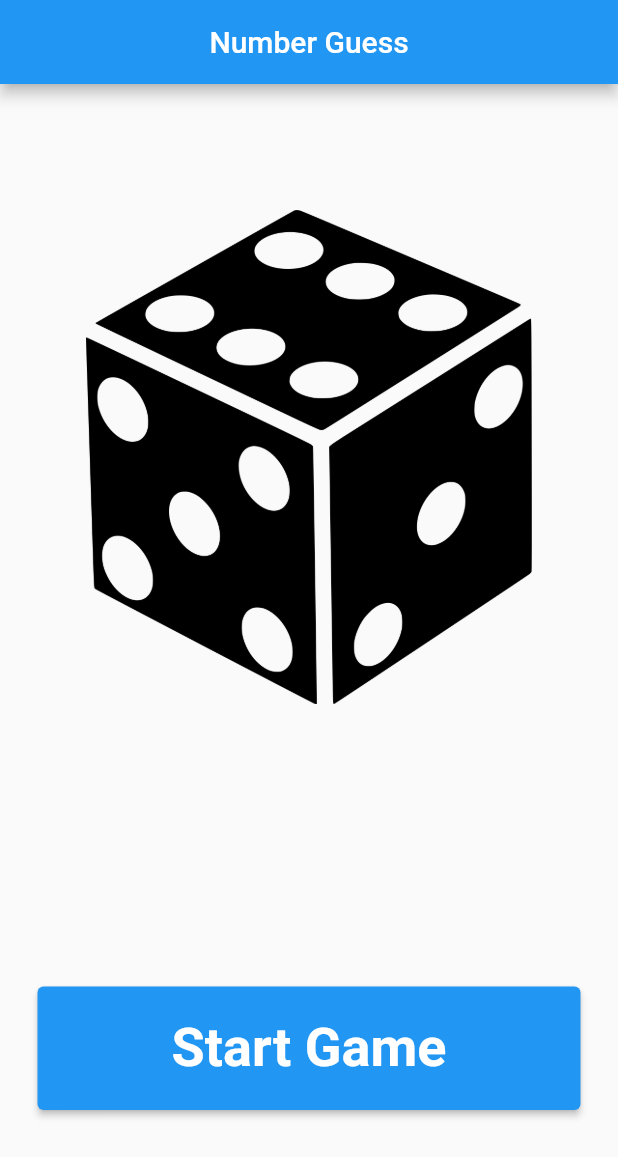
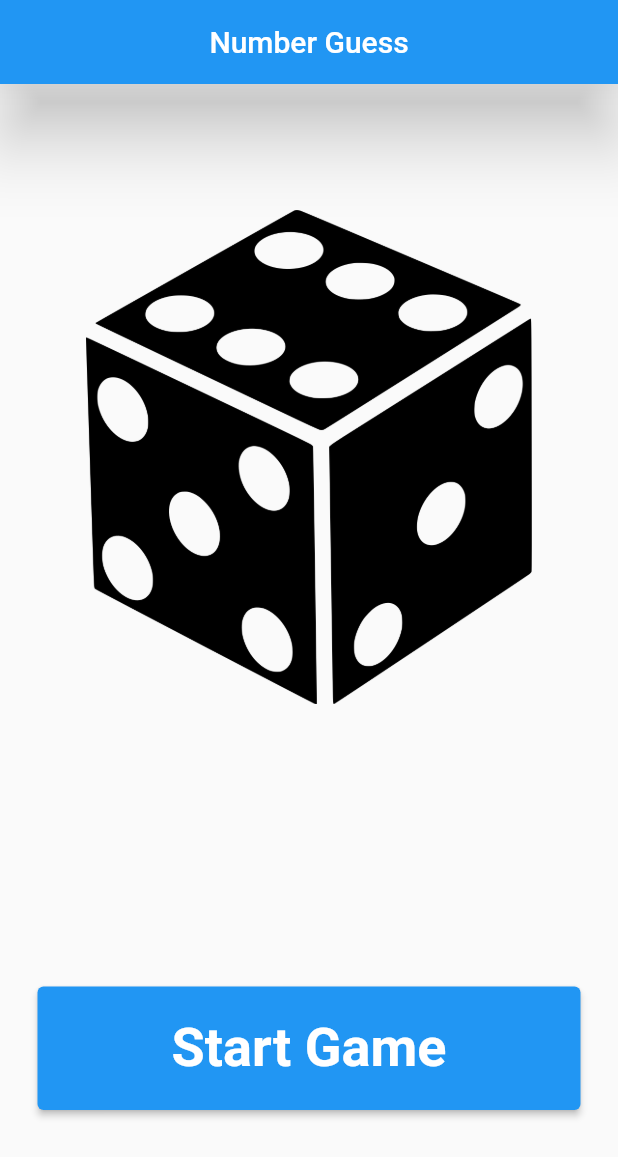
Before and after one commit to yakupbilgen/number-guess, a Flutter app: the screen it shows after launch, on a phone screen of 412 x 824 dp. Shown: the top 1157 px of the screen. Run offline on Flutter 3.47's test engine with Material 2 defaults, Android fonts, the phone set to English and light mode, and no system bars.

Commit message:
constants

```diff
--- a/lib/constants/app_size_constants.dart
+++ b/lib/constants/app_size_constants.dart
@@ -1,3 +1,4 @@
 class AppSizeConstants {
   static const defaultSizedBoxHeight = 20.0;
+  static const appBarElevationSize = 20.0;
 }
--- a/lib/constants/app_text_contansts.dart
+++ b/lib/constants/app_text_contansts.dart
@@ -1,4 +1,5 @@
 class AppTextContants {
-  static const appBarTittle = 'Number Guess';
+  static const appBarTitleHomePage = 'Number Guess';
   static const startButton = 'Start Game';
+  static const appBarTitleGameScreen = 'Number Guess';
 }
--- a/lib/screen/homepage.dart
+++ b/lib/screen/homepage.dart
@@ -16,8 +16,9 @@ class _HomePageState extends State<HomePage> {
     Size deviceSize = MediaQuery.of(context).size;
     return Scaffold(
       appBar: AppBar(
-        title: const Text(AppTextContants.appBarTittle),
+        title: const Text(AppTextContants.appBarTitleHomePage),
         centerTitle: true,
+        elevation: AppSizeConstants.appBarElevationSize,
       ),
       body: Center(
         child: Column(
```
Also changed, not shown: lib/screen/game_screen.dart (+13 -1 lines).
